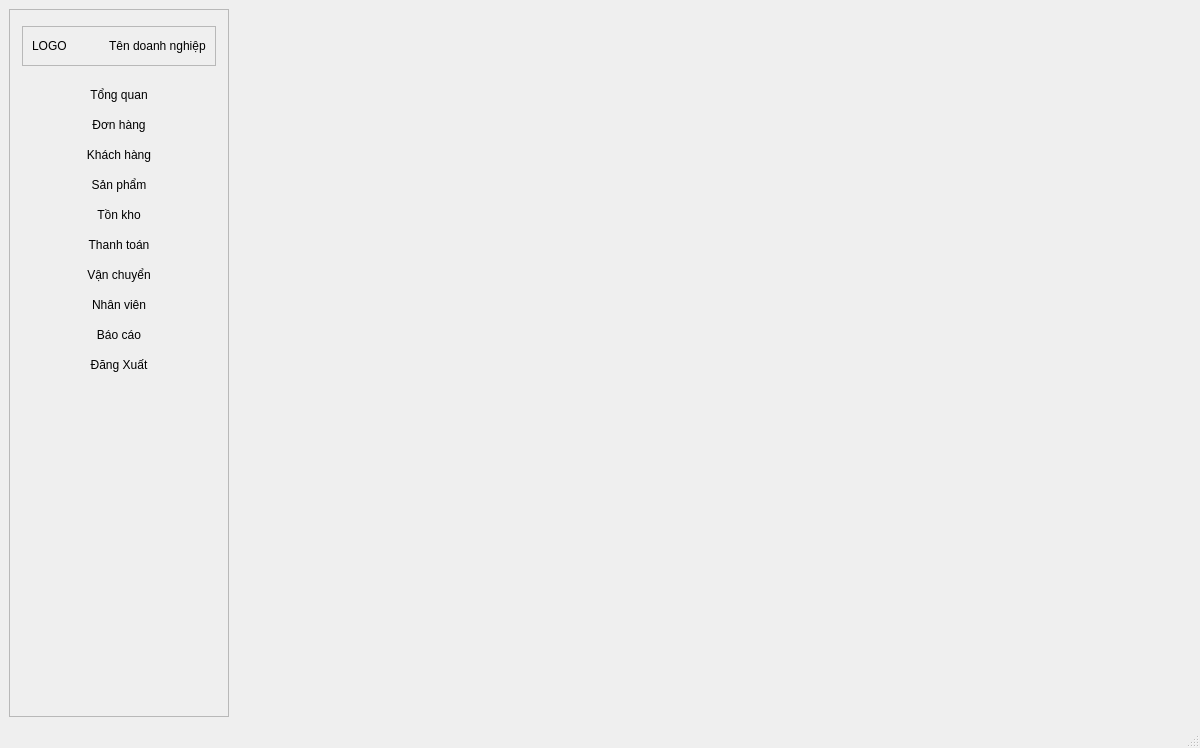
The window that ui/main_window.ui (thinh-doan/sales-and-warehouse-management-system) describes before a commit, drawn with Qt 5.
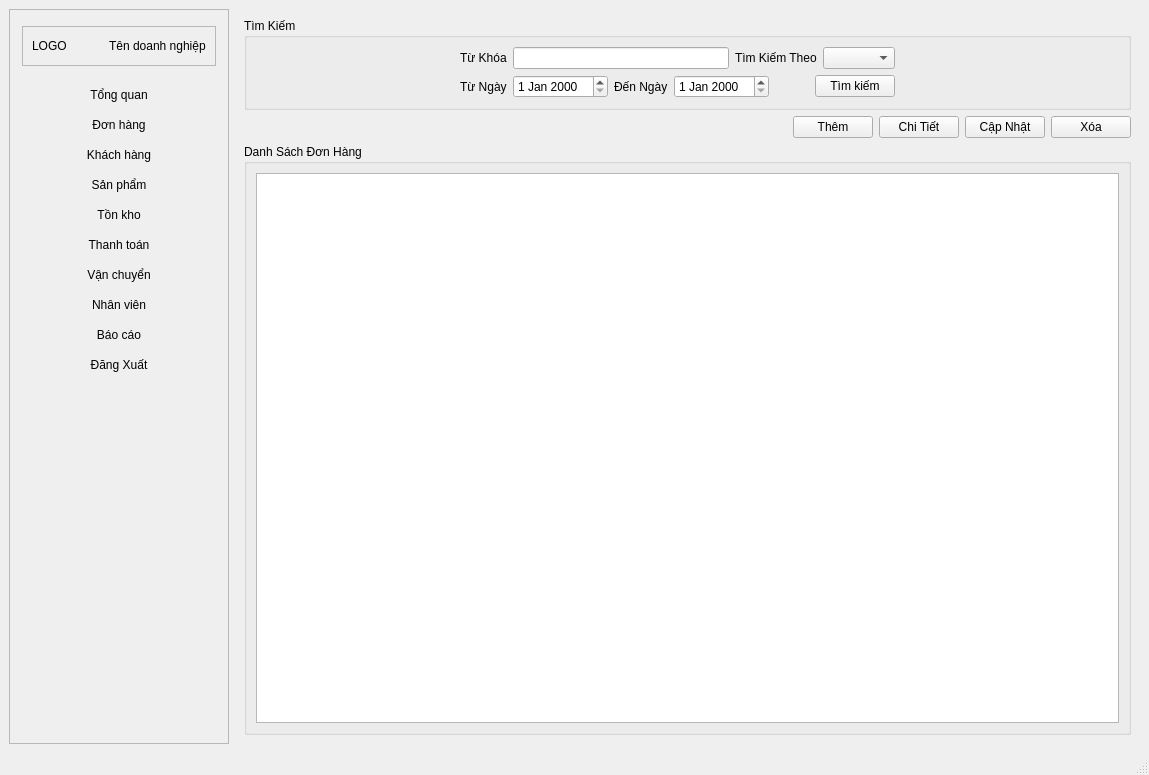
The same window after the commit. The open tabs and pages were chosen to show the change.

Diff of the .ui file:
```diff
--- a/ui/main_window.ui
+++ b/ui/main_window.ui
@@ -6,8 +6,8 @@
    <rect>
     <x>0</x>
     <y>0</y>
-    <width>1200</width>
-    <height>748</height>
+    <width>1149</width>
+    <height>775</height>
    </rect>
   </property>
   <property name="windowTitle">
@@ -221,7 +221,174 @@
        <number>2</number>
       </property>
       <widget class="QWidget" name="tabTongQuan"/>
-      <widget class="QWidget" name="tabDonHang"/>
+      <widget class="QWidget" name="tabDonHang">
+       <layout class="QVBoxLayout" name="verticalLayout_4">
+        <item>
+         <widget class="QGroupBox" name="groupBoxSearch_2">
+          <property name="title">
+           <string>Tìm Kiếm</string>
+          </property>
+          <layout class="QHBoxLayout" name="horizontalLayout_8">
+           <item>
+            <spacer name="horizontalSpacer_7">
+             <property name="orientation">
+              <enum>Qt::Horizontal</enum>
+             </property>
+             <property name="sizeHint" stdset="0">
+              <size>
+               <width>40</width>
+               <height>20</height>
+              </size>
+             </property>
+            </spacer>
+           </item>
+           <item>
+            <layout class="QVBoxLayout" name="verticalLayout">
+             <item>
+              <layout class="QHBoxLayout" name="horizontalLayout_6">
+               <item>
+                <widget class="QLabel" name="lblKeyword">
+                 <property name="text">
+                  <string>Từ Khóa</string>
+                 </property>
+                </widget>
+               </item>
+               <item>
+                <widget class="QLineEdit" name="txtKeyword_2"/>
+               </item>
+               <item>
+                <widget class="QLabel" name="lblStatus">
+                 <property name="text">
+                  <string>Tìm Kiếm Theo</string>
+                 </property>
+                </widget>
+               </item>
+               <item>
+                <widget class="QComboBox" name="cboOrderStatus"/>
+               </item>
+              </layout>
+             </item>
+             <item>
+              <layout class="QHBoxLayout" name="horizontalLayout_7">
+               <item>
+                <widget class="QLabel" name="lblFromDate">
+                 <property name="text">
+                  <string>Từ Ngày</string>
+                 </property>
+                </widget>
+               </item>
+               <item>
+                <widget class="QDateEdit" name="dateFrom"/>
+               </item>
+               <item>
+                <widget class="QLabel" name="lblToDate">
+                 <property name="text">
+                  <string>Đến Ngày</string>
+                 </property>
+                </widget>
+               </item>
+               <item>
+                <widget class="QDateEdit" name="dateTo"/>
+               </item>
+               <item>
+                <spacer name="horizontalSpacer_10">
+                 <property name="orientation">
+                  <enum>Qt::Horizontal</enum>
+                 </property>
+                 <property name="sizeHint" stdset="0">
+                  <size>
+                   <width>40</width>
+                   <height>20</height>
+                  </size>
+                 </property>
+                </spacer>
+               </item>
+               <item>
+                <widget class="QPushButton" name="btnSearch_2">
+                 <property name="text">
+                  <string>Tìm kiếm</string>
+                 </property>
+                </widget>
+               </item>
+              </layout>
+             </item>
+            </layout>
+           </item>
+           <item>
+            <spacer name="horizontalSpacer_9">
+             <property name="orientation">
+              <enum>Qt::Horizontal</enum>
+             </property>
+             <property name="sizeHint" stdset="0">
+              <size>
+               <width>224</width>
+               <height>20</height>
+              </size>
+             </property>
+            </spacer>
+           </item>
+          </layout>
+         </widget>
+        </item>
+        <item>
+         <layout class="QHBoxLayout" name="_2">
+          <item>
+           <spacer name="horizontalSpacer_6">
+            <property name="orientation">
+             <enum>Qt::Horizontal</enum>
+            </property>
+            <property name="sizeHint" stdset="0">
+             <size>
+              <width>40</width>
+              <height>20</height>
+             </size>
+            </property>
+           </spacer>
+          </item>
+          <item>
+           <widget class="QPushButton" name="btnAdd_2">
+            <property name="text">
+             <string>Thêm</string>
+            </property>
+           </widget>
+          </item>
+          <item>
+           <widget class="QPushButton" name="btnRefresh">
+            <property name="text">
+             <string>Chi Tiết</string>
+            </property>
+           </widget>
+          </item>
+          <item>
+           <widget class="QPushButton" name="btnUpdate_2">
+            <property name="text">
+             <string>Cập Nhật</string>
+            </property>
+           </widget>
+          </item>
+          <item>
+           <widget class="QPushButton" name="btnDelete_2">
+            <property name="text">
+             <string>Xóa</string>
+            </property>
+           </widget>
+          </item>
+         </layout>
+        </item>
+        <item>
+         <widget class="QGroupBox" name="groupBoxOrderList">
+          <property name="title">
+           <string>Danh Sách Đơn Hàng</string>
+          </property>
+          <layout class="QVBoxLayout" name="_4">
+           <item>
+            <widget class="QTableWidget" name="tableOrders"/>
+           </item>
+          </layout>
+         </widget>
+        </item>
+       </layout>
+      </widget>
       <widget class="QWidget" name="tabKhachHang">
        <layout class="QVBoxLayout" name="verticalLayout_3" stretch="2,1,1,8">
         <item>
```
Left out of the diff: 10 changed lines with no effect on the pictures.
